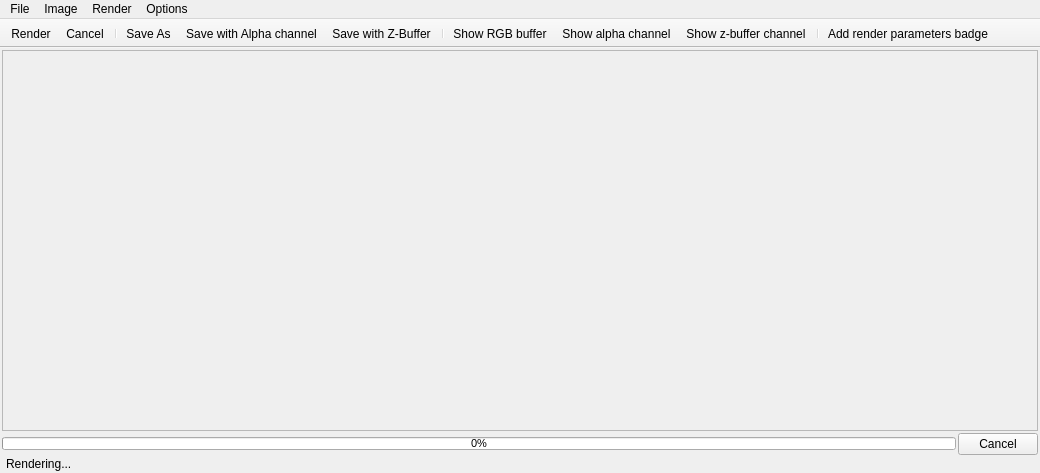
This is src/gui/windowbase.ui in YafaRay/libYafaRay as Qt 5 draws it before an edit. The edited form follows.
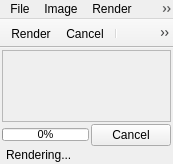
This is the edited form.

Commit message: - Misc: More code cleanup - QtGui: Added quit, zoom in and zoom out icons, added quit action to toolbar

What changed in the file:
```diff
--- a/src/gui/windowbase.ui
+++ b/src/gui/windowbase.ui
@@ -6,8 +6,8 @@
    <rect>
     <x>0</x>
     <y>0</y>
-    <width>1040</width>
-    <height>473</height>
+    <width>160</width>
+    <height>164</height>
    </rect>
   </property>
   <property name="windowTitle">
@@ -51,8 +51,8 @@
           <rect>
            <x>0</x>
            <y>0</y>
-           <width>1030</width>
-           <height>369</height>
+           <width>150</width>
+           <height>60</height>
           </rect>
          </property>
         </widget>
@@ -138,7 +138,7 @@
     <rect>
      <x>0</x>
      <y>0</y>
-     <width>1040</width>
+     <width>160</width>
      <height>22</height>
     </rect>
    </property>
@@ -233,6 +233,8 @@
    <addaction name="actionShowDepth"/>
    <addaction name="separator"/>
    <addaction name="actionDrawParams"/>
+   <addaction name="separator"/>
+   <addaction name="actionQuit"/>
   </widget>
   <action name="actionQuit">
    <property name="text">
```
The commit also changes 19 other files.
